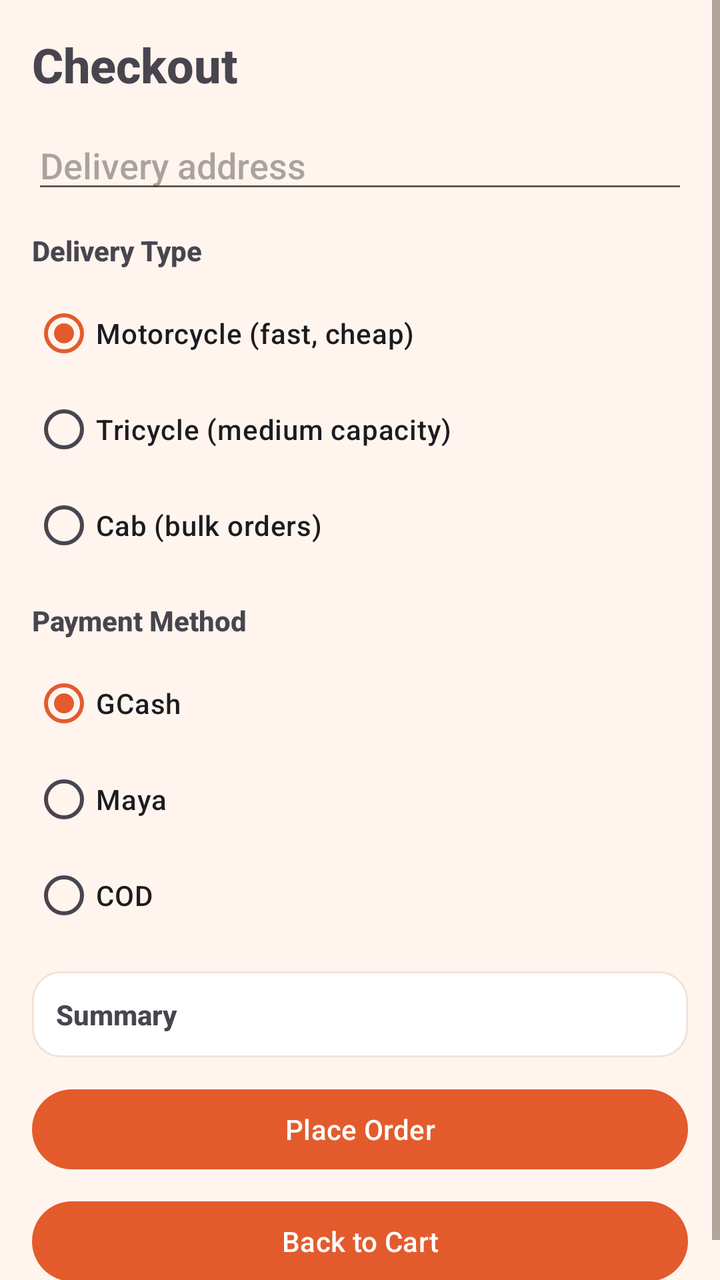
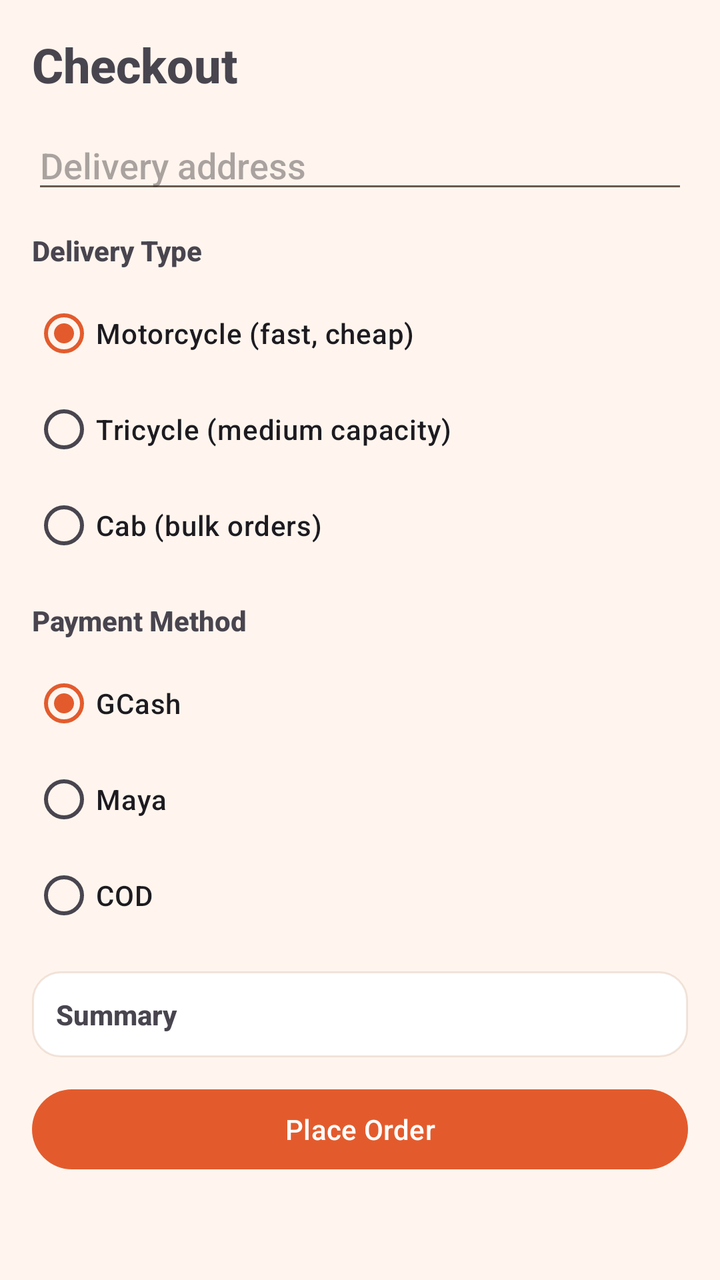

Two renders of the same Android screen: before a commit and after it. Below are the layout's source before the change and the commit's diff.
<!-- AndroidManifest.xml: application theme Theme.FOODDASH -->
<!-- res/layout/activity_checkout.xml -->
<?xml version="1.0" encoding="utf-8"?>
<ScrollView xmlns:android="http://schemas.android.com/apk/res/android"
    android:layout_width="match_parent"
    android:layout_height="match_parent"
    android:background="@color/light_faded_orange"
    android:fillViewport="true">

    <LinearLayout
        android:layout_width="match_parent"
        android:layout_height="wrap_content"
        android:orientation="vertical"
        android:padding="16dp">

        <TextView
            android:layout_width="wrap_content"
            android:layout_height="wrap_content"
            android:text="Checkout"
            android:textSize="24sp"
            android:textStyle="bold" />

        <EditText
            android:id="@+id/checkoutAddressEditText"
            android:layout_width="match_parent"
            android:layout_height="wrap_content"
            android:layout_marginTop="12dp"
            android:hint="Delivery address"
            android:inputType="textPostalAddress"
            android:minLines="2" />

        <TextView
            android:layout_width="wrap_content"
            android:layout_height="wrap_content"
            android:layout_marginTop="14dp"
            android:text="Delivery Type"
            android:textStyle="bold" />

        <RadioGroup
            android:id="@+id/checkoutVehicleRadioGroup"
            android:layout_width="match_parent"
            android:layout_height="wrap_content"
            android:layout_marginTop="8dp"
            android:orientation="vertical">

            <RadioButton
                android:id="@+id/checkoutRadioMotorcycle"
                android:layout_width="wrap_content"
                android:layout_height="wrap_content"
                android:checked="true"
                android:text="Motorcycle (fast, cheap)" />

            <RadioButton
                android:id="@+id/checkoutRadioTricycle"
                android:layout_width="wrap_content"
                android:layout_height="wrap_content"
                android:text="Tricycle (medium capacity)" />

            <RadioButton
                android:id="@+id/checkoutRadioCab"
                android:layout_width="wrap_content"
                android:layout_height="wrap_content"
                android:text="Cab (bulk orders)" />

        </RadioGroup>

        <TextView
            android:layout_width="wrap_content"
            android:layout_height="wrap_content"
            android:layout_marginTop="14dp"
            android:text="Payment Method"
            android:textStyle="bold" />

        <RadioGroup
            android:id="@+id/checkoutPaymentRadioGroup"
            android:layout_width="match_parent"
            android:layout_height="wrap_content"
            android:layout_marginTop="8dp"
            android:orientation="vertical">

            <RadioButton
                android:id="@+id/checkoutRadioGCash"
                android:layout_width="wrap_content"
                android:layout_height="wrap_content"
                android:checked="true"
                android:text="GCash" />

            <RadioButton
                android:id="@+id/checkoutRadioMaya"
                android:layout_width="wrap_content"
                android:layout_height="wrap_content"
                android:text="Maya" />

            <RadioButton
                android:id="@+id/checkoutRadioCod"
                android:layout_width="wrap_content"
                android:layout_height="wrap_content"
                android:text="COD" />
        </RadioGroup>

        <TextView
            android:id="@+id/checkoutSummaryTextView"
            android:layout_width="match_parent"
            android:layout_height="wrap_content"
            android:layout_marginTop="14dp"
            android:background="@drawable/view_border"
            android:padding="12dp"
            android:text="Summary"
            android:textStyle="bold" />

        <Button
            android:id="@+id/btnConfirmPlaceOrder"
            android:layout_width="match_parent"
            android:layout_height="wrap_content"
            android:layout_marginTop="12dp"
            android:text="Place Order" />

        <LinearLayout
            android:id="@+id/checkoutProcessingContainer"
            android:layout_width="match_parent"
            android:layout_height="wrap_content"
            android:layout_marginTop="8dp"
            android:gravity="center_vertical"
            android:orientation="horizontal"
            android:visibility="gone">

            <ProgressBar
                android:id="@+id/checkoutPaymentProgress"
                style="?android:attr/progressBarStyleSmall"
                android:layout_width="wrap_content"
                android:layout_height="wrap_content" />

            <TextView
                android:id="@+id/checkoutProcessingMessageTextView"
                android:layout_width="wrap_content"
                android:layout_height="wrap_content"
                android:layout_marginStart="8dp"
                android:text="Processing payment..."
                android:textStyle="bold" />
        </LinearLayout>

        <Button
            android:id="@+id/btnBackToCart"
            android:layout_width="match_parent"
            android:layout_height="wrap_content"
            android:layout_marginTop="8dp"
            android:text="Back to Cart" />
    </LinearLayout>
</ScrollView>
<!-- resources referenced by this layout -->
<resources>
  <color name="light_faded_orange">#FFFFF5EE</color>
  <!-- drawable view_border (drawable) -->
  <?xml version="1.0" encoding="utf-8"?>
  <shape xmlns:android="http://schemas.android.com/apk/res/android"
      android:shape="rectangle">
      <solid android:color="@color/brand_surface" />
      <stroke
          android:width="1dp"
          android:color="@color/brand_border" />
      <corners android:radius="14dp" />
  </shape>
  <style name="Theme.FOODDASH" parent="Base.Theme.FOODDASH" />
  <color name="brand_surface">#FFFFFFFF</color>
  <color name="brand_border">#26A2603A</color>
  <style name="Base.Theme.FOODDASH" parent="Theme.Material3.DayNight.NoActionBar">
          <item name="colorPrimary">@color/brand_primary</item>
          <item name="colorOnPrimary">@color/white</item>
          <item name="colorPrimaryContainer">@color/faded_orange</item>
          <item name="colorOnPrimaryContainer">@color/brand_text</item>
          <item name="colorSecondary">@color/brand_secondary</item>
          <item name="colorOnSecondary">@color/white</item>
          <item name="colorSurface">@color/brand_surface</item>
          <item name="colorOnSurface">@color/brand_text</item>
          <item name="colorSurfaceVariant">@color/brand_surface_soft</item>
          <item name="colorOutline">@color/brand_border</item>
          <item name="android:colorBackground">@color/light_faded_orange</item>
          <item name="android:statusBarColor">@android:color/transparent</item>
          <item name="android:navigationBarColor">@color/brand_surface</item>
          <item name="android:windowLightStatusBar">true</item>
          <item name="android:fontFamily">sans-serif-medium</item>
          <item name="android:textColorPrimary">@color/brand_text</item>
          <item name="android:textColorSecondary">@color/brand_text_muted</item>
          <item name="android:windowBackground">@drawable/bg_app_gradient</item>
          <item name="materialCardViewStyle">@style/Widget.FOODDASH.Card</item>
      </style>
  <color name="brand_primary">#E35B2D</color>
  <color name="white">#FFFFFFFF</color>
  <color name="faded_orange">#FFE8A871</color>
  <color name="brand_text">#1F1A17</color>
  <color name="brand_secondary">#2E7D58</color>
  <color name="brand_surface_soft">#FFFFF9F4</color>
  <color name="brand_text_muted">#6C5A4D</color>
  <!-- drawable bg_app_gradient (drawable) -->
  <?xml version="1.0" encoding="utf-8"?>
  <shape xmlns:android="http://schemas.android.com/apk/res/android"
      android:shape="rectangle">
      <gradient
          android:angle="270"
          android:endColor="@color/brand_gradient_end"
          android:startColor="@color/brand_gradient_start" />
  </shape>
  <style name="Widget.FOODDASH.Card" parent="Widget.Material3.CardView.Elevated">
          <item name="cardBackgroundColor">@color/brand_surface</item>
          <item name="cardCornerRadius">18dp</item>
          <item name="cardElevation">2dp</item>
      </style>
  <color name="brand_gradient_end">#FFFFF9F4</color>
  <color name="brand_gradient_start">#FFFFEFE2</color>
</resources>

<!-- the commit's change to res/layout/activity_checkout.xml (unified diff, before → after) -->
@@ -137,11 +137,5 @@
                 android:textStyle="bold" />
         </LinearLayout>
 
-        <Button
-            android:id="@+id/btnBackToCart"
-            android:layout_width="match_parent"
-            android:layout_height="wrap_content"
-            android:layout_marginTop="8dp"
-            android:text="Back to Cart" />
     </LinearLayout>
 </ScrollView>
